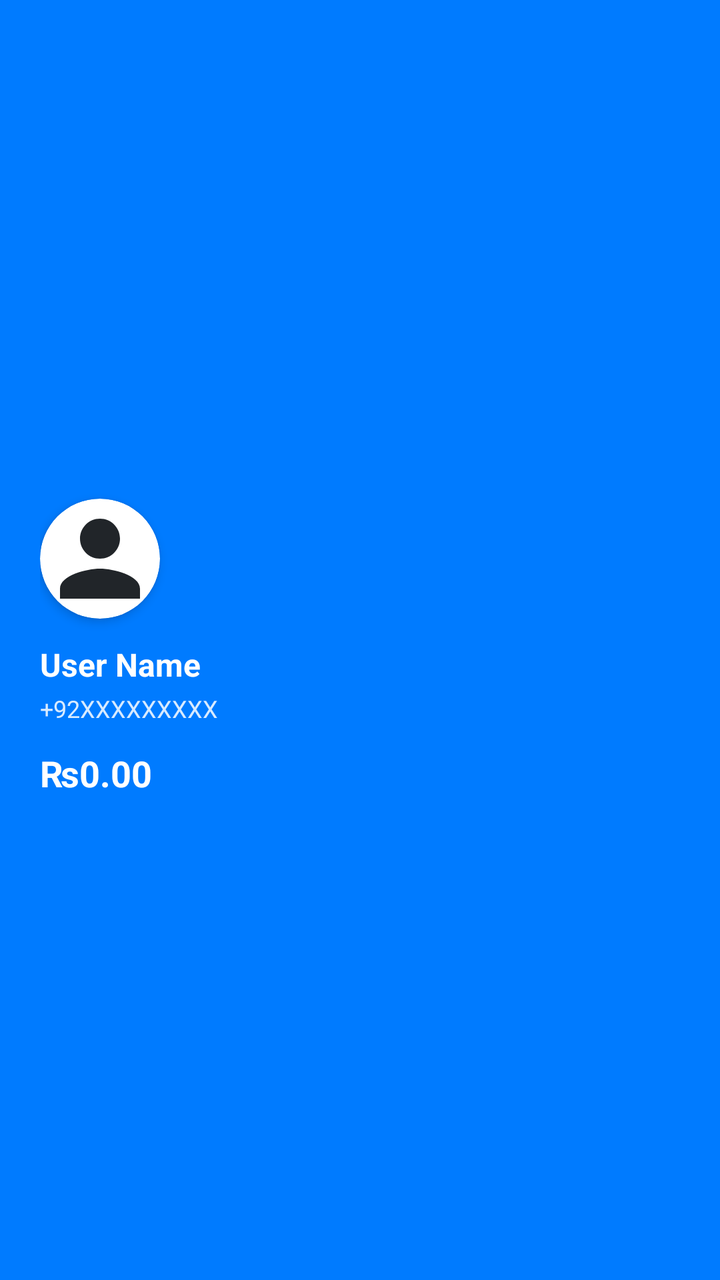
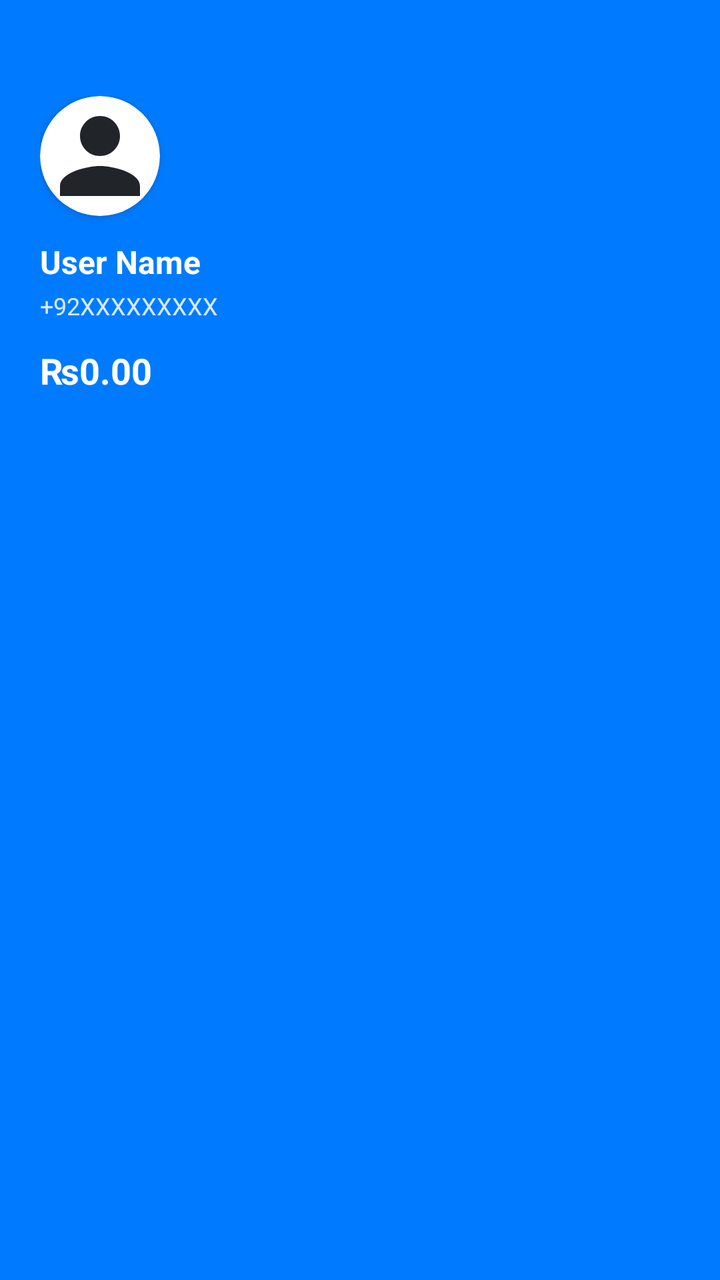

The first picture is an Android layout as it rendered before a commit; the second is the same layout after the commit. The layout source and the unified diff follow.
<!-- AndroidManifest.xml: application theme Theme.GEOENTERPRISES -->
<!-- res/layout/nav_header_drawer.xml -->
<?xml version="1.0" encoding="utf-8"?>
<LinearLayout xmlns:android="http://schemas.android.com/apk/res/android"
    xmlns:app="http://schemas.android.com/apk/res-auto"
    android:layout_width="match_parent"
    android:layout_height="wrap_content"
    android:background="@color/primary_color"
    android:orientation="vertical"
    android:paddingStart="20dp"
    android:paddingEnd="20dp"
    android:paddingTop="24dp"
    android:paddingBottom="16dp"
    android:gravity="center_vertical">

    
    <androidx.cardview.widget.CardView
        android:layout_width="60dp"
        android:layout_height="60dp"
        app:cardCornerRadius="30dp"
        app:cardElevation="3dp"
        app:cardBackgroundColor="@color/white"
        android:layout_marginBottom="12dp">

        <ImageView
            android:id="@+id/iv_drawer_avatar"
            android:layout_width="match_parent"
            android:layout_height="match_parent"
            android:src="@drawable/ic_person"
            android:contentDescription="User Avatar"
            android:scaleType="centerCrop" />

    </androidx.cardview.widget.CardView>

    
    <TextView
        android:id="@+id/tv_drawer_user_name"
        android:layout_width="wrap_content"
        android:layout_height="wrap_content"
        android:text="User Name"
        android:textSize="16sp"
        android:textStyle="bold"
        android:textColor="@color/white"
        android:layout_marginBottom="3dp"
        android:maxLines="1"
        android:ellipsize="end" />

    
    <TextView
        android:id="@+id/tv_drawer_user_phone"
        android:layout_width="wrap_content"
        android:layout_height="wrap_content"
        android:text="+92XXXXXXXXX"
        android:textSize="12sp"
        android:textColor="@color/white"
        android:alpha="0.85"
        android:layout_marginBottom="12dp" />

    
    <TextView
        android:id="@+id/tv_drawer_balance"
        android:layout_width="wrap_content"
        android:layout_height="wrap_content"
        android:text="₨0.00"
        android:textSize="18sp"
        android:textStyle="bold"
        android:textColor="@color/white"
        android:paddingStart="0dp"
        android:paddingEnd="0dp" />

</LinearLayout>
<!-- resources referenced by this layout -->
<resources>
  <color name="primary_color">#007bff</color>
  <color name="white">#ffffffff</color>
  <!-- drawable ic_person (drawable) -->
  <?xml version="1.0" encoding="utf-8"?>
  <vector xmlns:android="http://schemas.android.com/apk/res/android"
      android:width="24dp"
      android:height="24dp"
      android:viewportWidth="24"
      android:viewportHeight="24"
      android:tint="?attr/colorOnSurface">
      
      <path
          android:fillColor="@android:color/white"
          android:pathData="M12,12c2.21,0 4,-1.79 4,-4s-1.79,-4 -4,-4 -4,1.79 -4,4 1.79,4 4,4zM12,14c-2.67,0 -8,1.34 -8,4v2h16v-2c0,-2.66 -5.33,-4 -8,-4z"/>
      
  </vector>
  <style name="Theme.GEOENTERPRISES" parent="Base.Theme.GEOENTERPRISES" />
  <style name="Base.Theme.GEOENTERPRISES" parent="Theme.Material3.DayNight.NoActionBar">
          
          <item name="colorPrimary">@color/primary_color</item>
          <item name="colorPrimaryVariant">@color/primary_dark</item>
          <item name="colorOnPrimary">@color/text_white</item>
          
          
          <item name="colorSecondary">@color/primary_light</item>
          <item name="colorOnSecondary">@color/text_primary</item>
          
          
          <item name="android:colorBackground">@color/background_primary</item>
          <item name="colorSurface">@color/card_background</item>
          <item name="colorOnSurface">@color/text_primary</item>
          
          
          <item name="android:textColorPrimary">@color/text_primary</item>
          <item name="android:textColorSecondary">@color/text_secondary</item>
          
          
          <item name="android:statusBarColor">@color/primary_color</item>
          <item name="android:windowLightStatusBar">false</item>
          
          
          <item name="android:windowDrawsSystemBarBackgrounds">true</item>
          <item name="android:windowTranslucentStatus">false</item>
          <item name="android:windowTranslucentNavigation">false</item>
      </style>
  <color name="primary_dark">#0056b3</color>
  <color name="text_white">#ffffff</color>
  <color name="primary_light">#66b3ff</color>
  <color name="text_primary">#212529</color>
  <color name="background_primary">#f8f9fa</color>
  <color name="card_background">#ffffff</color>
  <color name="text_secondary">#6c757d</color>
</resources>

<!-- the commit's change to res/layout/nav_header_drawer.xml (unified diff, before → after) -->
@@ -7,9 +7,8 @@
     android:orientation="vertical"
     android:paddingStart="20dp"
     android:paddingEnd="20dp"
-    android:paddingTop="24dp"
-    android:paddingBottom="16dp"
-    android:gravity="center_vertical">
+    android:paddingTop="48dp"
+    android:paddingBottom="16dp">
 
     
     <androidx.cardview.widget.CardView
